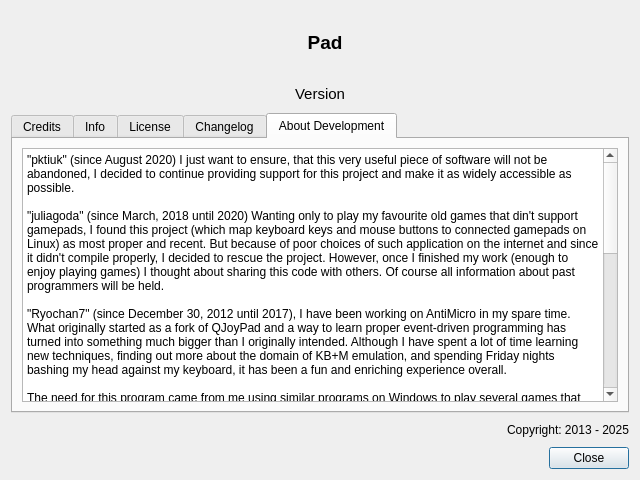
This is src/gui/aboutdialog.ui in davaughnl/Pad as Qt 5 draws it before an edit. The edited form follows.
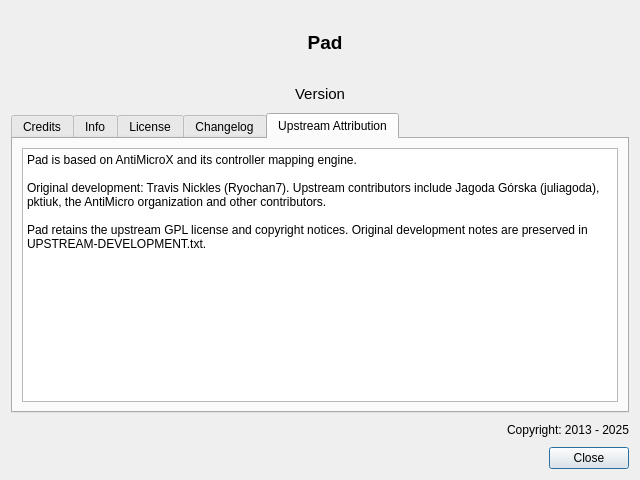
This is the edited form. The open tabs and pages were chosen to show the change. Icons and pictures are not drawn.

Commit message: Purge active upstream branding and enforce Geist Regular globally

```diff
--- a/src/gui/aboutdialog.ui
+++ b/src/gui/aboutdialog.ui
@@ -336,7 +336,7 @@
      </widget>
      <widget class="QWidget" name="aboutDev">
       <attribute name="title">
-       <string>About Development</string>
+       <string>Upstream Attribution</string>
       </attribute>
       <layout class="QVBoxLayout" name="verticalLayout_7">
        <item>
@@ -350,24 +350,11 @@
             <bool>true</bool>
            </property>
            <property name="plainText">
-            <string>&quot;pktiuk&quot; (since August 2020) I just want to ensure, that this very useful piece of software will not be abandoned, I decided to continue providing support for this project and make it as widely accessible as possible.
+            <string>Pad is based on AntiMicroX and its controller mapping engine.
 
-&quot;juliagoda&quot; (since March, 2018 until 2020) Wanting only to play my favourite old games that din't support gamepads, I found this project (which map keyboard keys and mouse buttons to connected gamepads on Linux) as most proper and recent. But because of poor choices of such application on the internet and since it didn't compile properly, I decided to rescue the project. However, once I finished my work (enough to enjoy playing games) I thought about sharing this code with others. Of course all information about past programmers will be held.
+Original development: Travis Nickles (Ryochan7). Upstream contributors include Jagoda Górska (juliagoda), pktiuk, the AntiMicro organization and other contributors.
 
-&quot;Ryochan7&quot; (since December 30, 2012 until 2017), I have been working on AntiMicro in my spare time. What originally started as a fork of QJoyPad and a way to learn proper event-driven programming has turned into something much bigger than I originally intended. Although I have spent a lot of time learning new techniques, finding out more about the domain of KB+M emulation, and spending Friday nights bashing my head against my keyboard, it has been a fun and enriching experience overall.
-
-The need for this program came from me using similar programs on Windows to play several games that did not provide native controller support. Although some alternatives existed on Linux, there wasn't really anything that I felt was good enough in terms of functionality or in-game controls in order to really enjoy games that I wanted to play with using KB+M emulation. QJoyPad was the main program that I had used in the past although it had aged a lot and it didn't provide some basic functionality that I thought was essential. The project was dead as it had not been updated in several years so I decided to make my own.
-
-Since then, I have tried to find out what the other programs do right and then improve upon it. I have also discovered some neat tricks along the way and I have learned more about how native gamepad controls are implemented in some games than I ever really wanted to know. Although there are definitely areas where this program could improve, I find that this program offers the best in-game control experience for playing older, and some newer, games that do not provide native controller support.
-
-Development of this program is not as high of a priority for me anymore. This is mainly due to the fact that the Steam Controller works pretty well for the task of playing PC games compared to using an Xbox 360 controller. However, it does look like there is still a reason for this program to exist for a while.
-
----
-
-As of May 24, 2016, this project has moved to https://github.com/AntiMicro/antimicro. 
-Additionally, project management has passed from Travis (Ryochan7) to the AntiMicro organization due to Travis having other interests and priorities.
-As next, project has been continued since 2018 by juliagoda on antimicroX project. 
-Later project has been once more moved to https://github.com/AntiMicroX/antimicrox and it's its maintenance is continued by organisation AntiMicroX created by pktiuk.</string>
+Pad retains the upstream GPL license and copyright notices. Original development notes are preserved in UPSTREAM-DEVELOPMENT.txt.</string>
            </property>
           </widget>
          </item>
```
Left out of the diff: 20 changed lines with no effect on the pictures. The commit also changes 71 other files.
